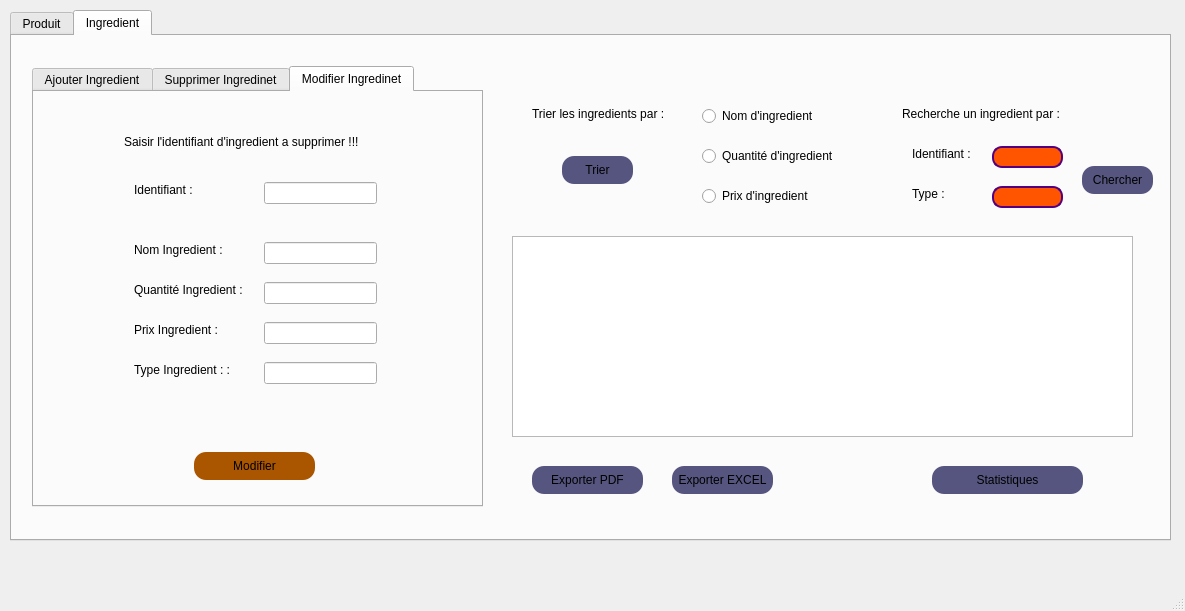
Above: produit_ingredient/produit_ingredient.ui from ramy25bh3/Pastry_Plus before the change. Below: the same form after it.
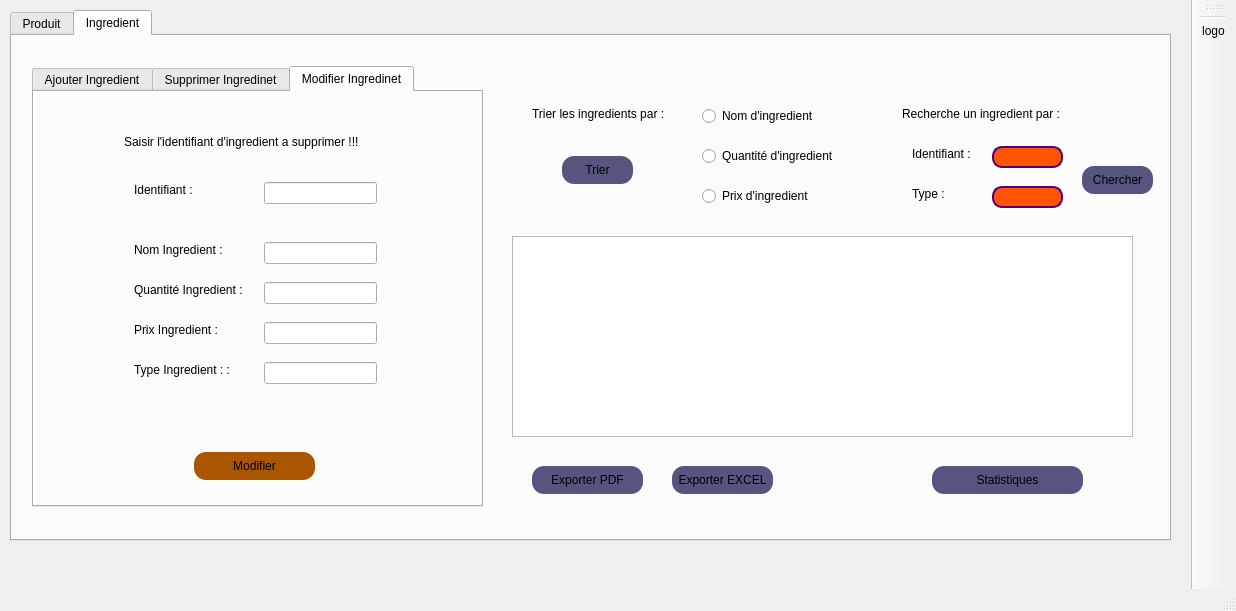
That is the form after the change. Icons and pictures are not drawn.

The edit to the form file:
```diff
--- a/produit_ingredient/produit_ingredient.ui
+++ b/produit_ingredient/produit_ingredient.ui
@@ -6,7 +6,7 @@
    <rect>
     <x>0</x>
     <y>0</y>
-    <width>1185</width>
+    <width>1236</width>
     <height>611</height>
    </rect>
   </property>
@@ -1529,6 +1529,28 @@
    </property>
   </widget>
   <widget class="QStatusBar" name="statusbar"/>
+  <widget class="QToolBar" name="toolBar">
+   <property name="windowTitle">
+    <string>toolBar</string>
+   </property>
+   <attribute name="toolBarArea">
+    <enum>RightToolBarArea</enum>
+   </attribute>
+   <attribute name="toolBarBreak">
+    <bool>false</bool>
+   </attribute>
+   <addaction name="separator"/>
+   <addaction name="logo"/>
+  </widget>
+  <action name="logo">
+   <property name="icon">
+    <iconset resource="produit_ingredient.qrc">
+     <normaloff>:/image/pastry_plus.png</normaloff>:/image/pastry_plus.png</iconset>
+   </property>
+   <property name="text">
+    <string>logo</string>
+   </property>
+  </action>
  </widget>
  <resources/>
  <connections/>
```
Left out of the diff: 26 changed lines with no effect on the pictures.
